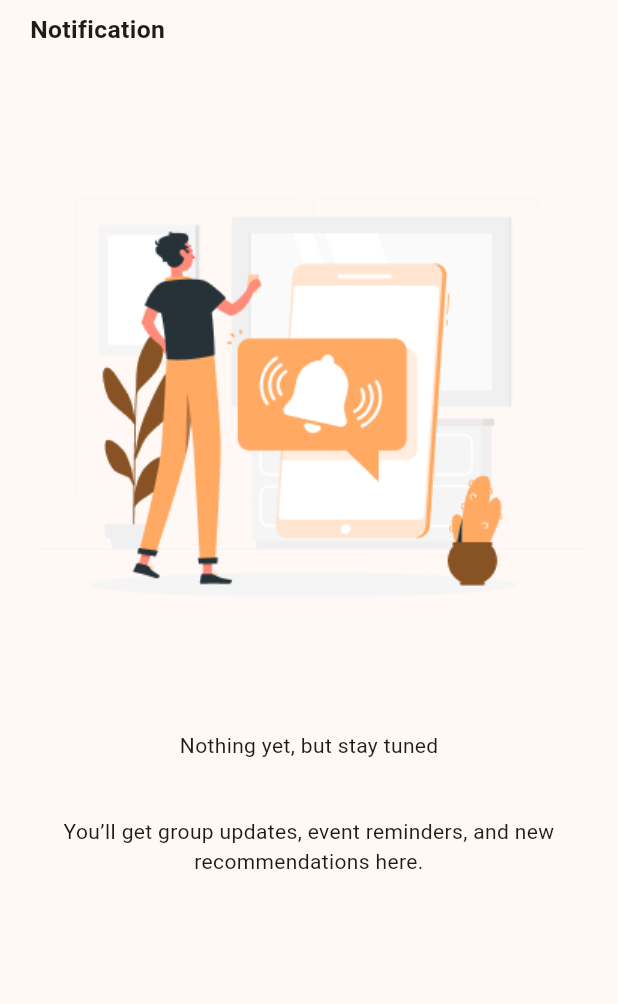
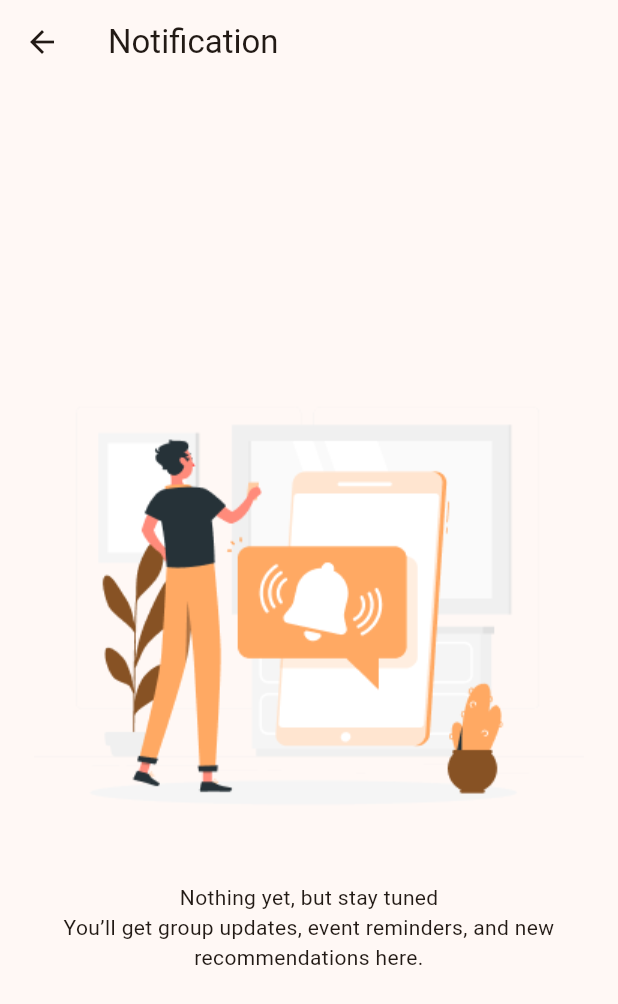
Before and after one commit to SrijanSamridh/eChirp-Mobile-Application, a Flutter app: the NotificationScreen screen opened by its route, on a phone screen of 412 x 824 dp. Shown: the top 1004 px of the screen. Run offline on Flutter 3.47's test engine with Material 3 defaults, Android fonts, the phone set to English and light mode, and no system bars; our stand-ins replace badges, dotted_border, dotted_line, file_picker, firebase_auth, firebase_core and 6 more; accounts and stored records are empty; network calls fail.

Commit message:
Notification api Integrated

```diff
--- /dev/null
+++ b/lib/API/models/notification.model.dart
@@ -0,0 +1,101 @@
+import 'dart:convert';
+
+class Notifications {
+    List<NotificationElement>? notifications;
+
+    Notifications({
+        this.notifications,
+    });
+
+    factory Notifications.fromRawJson(String str) => Notifications.fromJson(json.decode(str));
+
+    String toRawJson() => json.encode(toJson());
+
+    factory Notifications.fromJson(Map<String, dynamic> json) => Notifications(
+        notifications: json["notifications"] == null ? [] : List<NotificationElement>.from(json["notifications"]!.map((x) => NotificationElement.fromJson(x))),
+    );
+
+    Map<String, dynamic> toJson() => {
+        "notifications": notifications == null ? [] : List<dynamic>.from(notifications!.map((x) => x.toJson())),
+    };
+}
+
+class NotificationElement {
+    String? userId;
+    String? message;
+    String? type;
+    List<Link>? links;
+    DateTime? createdAt;
+    String? notificationId;
+
+    NotificationElement({
+        this.userId,
+        this.message,
+        this.type,
+        this.links,
+        this.createdAt,
+        this.notificationId,
+    });
+
+    factory NotificationElement.fromRawJson(String str) => NotificationElement.fromJson(json.decode(str));
+
+    String toRawJson() => json.encode(toJson());
+
+    factory NotificationElement.fromJson(Map<String, dynamic> json) => NotificationElement(
+        userId: json["userId"],
+        message: json["message"],
+        type: json["type"],
+        links: json["links"] == null ? [] : List<Link>.from(json["links"]!.map((x) => Link.fromJson(x))),
+        createdAt: json["createdAt"] == null ? null : DateTime.parse(json["createdAt"]),
+        notificationId: json["notificationId"],
+    );
+
+    Map<String, dynamic> toJson() => {
+        "userId": userId,
+        "message": message,
+        "type": type,
+        "links": links == null ? [] : List<dynamic>.from(links!.map((x) => x.toJson())),
+        "createdAt": createdAt?.toIso8601String(),
+        "notificationId": notificationId,
+    };
+}
+
+class Link {
+    int? start;
+    int? end;
+    String? link;
+    String? type;
+    String? typeId;
+    String? id;
+
+    Link({
+        this.start,
+        this.end,
+        this.link,
+        this.type,
+        this.typeId,
+        this.id,
+    });
+
+    factory Link.fromRawJson(String str) => Link.fromJson(json.decode(str));
+
+    String toRawJson() => json.encode(toJson());
+
+    factory Link.fromJson(Map<String, dynamic> json) => Link(
+        start: json["start"],
+        end: json["end"],
+        link: json["link"],
+        type: json["type"],
+        typeId: json["typeId"],
+        id: json["_id"],
+    );
+
+    Map<String, dynamic> toJson() => {
+        "start": start,
+        "end": end,
+        "link": link,
+        "type": type,
+        "typeId": typeId,
+        "_id": id,
+    };
+}
--- /dev/null
+++ b/lib/API/provider/notification_provider.dart
@@ -0,0 +1,17 @@
+import 'package:flutter/material.dart';
+import '../../API/controller/notification.controller.dart';
+import '../../API/models/notification.model.dart';
+
+class NotificationProvider extends ChangeNotifier {
+  final NotificationController _notificationController =
+      NotificationController();
+  List<NotificationElement>? _notifications = [];
+
+  List<NotificationElement>? get notifications => _notifications;
+
+  Future<void> fetchNotifications() async {
+    final res = await _notificationController.fetchNotifications();
+    _notifications = res!.notifications;
+    notifyListeners();
+  }
+}
--- a/lib/routes/routes.dart
+++ b/lib/routes/routes.dart
@@ -68,7 +68,7 @@
       );
     case NotificationScreen.routeName:
       return MaterialPageRoute(
-        builder: (_) => const NotificationScreen(),
+        builder: (_) => NotificationScreen(),
       );
 
     case ProfileScreen.routeName:
--- a/lib/screens/group/components/group_tile.dart
+++ b/lib/screens/group/components/group_tile.dart
@@ -61,7 +61,7 @@
                             mainAxisAlignment: MainAxisAlignment.spaceBetween,
                             children: [
                               Text(
-                                title,
+                                title.trimRight(),
                                 overflow: TextOverflow.fade,
                                 style: const TextStyle(
                                   color: Color(0xff565656),
@@ -69,9 +69,10 @@
                                   fontSize: 17,
                                 ),
                               ),
+                              const SizedBox(width: 10),
                               Text(
                                 "${totalMembers.toString()} members",
-                                //overflow: TextOverflow.fade,
+                                overflow: TextOverflow.fade,
                                 style: const TextStyle(
                                   color: Color(0xff948A8A),
                                   fontWeight: FontWeight.w500,
--- a/lib/screens/home/home.dart
+++ b/lib/screens/home/home.dart
@@ -346,7 +346,7 @@
                 final data = potentialFriends[index];
                 return MutualFriendCard(
                   size: size,
-                  profileImg: 'assets/images/dummyDP.png',
+                  profileImg: data.friend.profilePicture ?? 'assets/images/dummyDP.png',
                   userName: data.friend.username,
                   mutualCount: data.count,
                   selectedColor: index == 0
--- a/lib/screens/notification/notification.dart
+++ b/lib/screens/notification/notification.dart
@@ -1,52 +1,55 @@
 import 'package:flutter/material.dart';
+import 'package:lottie/lottie.dart';
+import 'package:provider/provider.dart';
+import '../../API/provider/notification_provider.dart';
 
-class NotificationScreen extends StatefulWidget {
+
+class NotificationScreen extends StatelessWidget {
   static const String routeName = '/notification';
+
   const NotificationScreen({super.key});
 
   @override
-  State<NotificationScreen> createState() => _NotificationScreenState();
-}
+  Widget build(BuildContext context) {
+    final notificationProvider = Provider.of<NotificationProvider>(context);
+    final notifications = notificationProvider.notifications;
 
-class _NotificationScreenState extends State<NotificationScreen> {
-  @override
-  Widget build(BuildContext context) {
-    Size size = MediaQuery.of(context).size;
     return Scaffold(
       appBar: AppBar(
-        automaticallyImplyLeading: false,
-        flexibleSpace: SafeArea(
-          child: Padding(
-            padding: const EdgeInsets.symmetric(
-              vertical: 8.0,
-              horizontal: 20.0,
+        title: const Text('Notification'),
       ),
+      body: notifications != null && notifications.isNotEmpty
+          ? ListView.builder(
+              itemCount: notifications.length,
+              itemBuilder: (context, index) {
+                final notification = notifications[index];
+                return ListTile(
+                  leading: Lottie.asset(
+                    'assets/animations/Animation - 1712302998944.json',
+                    height: MediaQuery.of(context).size.height * 0.35,
+                  ),
+                  title: Text(notification.message.toString()),
+                  subtitle: Text(notification.notificationId.toString(), overflow: TextOverflow.ellipsis,),
+                  trailing: IconButton(
+                    icon: const Icon(Icons.abc),
+                    onPressed: () {},
+                  ),
+                );
+              },
+            )
+          : Center(
               child: Column(
+                mainAxisAlignment: MainAxisAlignment.center,
                 children: [
-                Row(
-                  mainAxisAlignment: MainAxisAlignment.spaceBetween,
-                  children: [
-                    Text(
-                      'Notification',
-                      style: TextStyle(
-                          fontWeight: FontWeight.bold,
-                          fontSize: size.height * 0.02),
-                    ),
-                  ],
+                  Image.asset('assets/images/Push notifications-rafiki 1.png'),
+                  const Text('Nothing yet, but stay tuned'),
+                  const Text(
+                    'You’ll get group updates, event reminders, and new recommendations here.',
+                    textAlign: TextAlign.center,
                   ),
                 ],
               ),
             ),
-        ),
-      ),
-      body: Column(
-        mainAxisAlignment: MainAxisAlignment.spaceEvenly,
-        children: [
-        const Image(image: AssetImage('assets/images/Push notifications-rafiki 1.png')),
-        const Text('Nothing yet, but stay tuned'),
-        const Text(textAlign: TextAlign.center,'You’ll get group updates, event reminders, and new recommendations here.'),
-        SizedBox(height: size.height*0.2,)
-      ]),
     );
   }
 }
```
Also changed, not shown: lib/API/controller/notification.controller.dart (added, +34 -0 lines), lib/components/bottom_bar.dart (+11 -5 lines), lib/main.dart (+8 -2 lines), lib/screens/profile/settings/profile_settings.dart (+34 -6 lines). Lines whose indentation alone changed are shown as unchanged.
